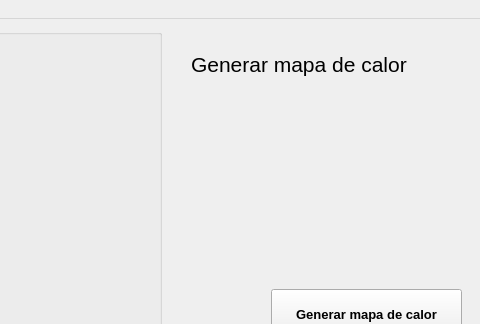
The window that main_window.ui (arodriguez1415/PF-SECRET) describes before a commit, drawn with Qt 5; both pictures show x 629 to 1109 and y 0 to 324 of the 1109 by 794 pixel window.
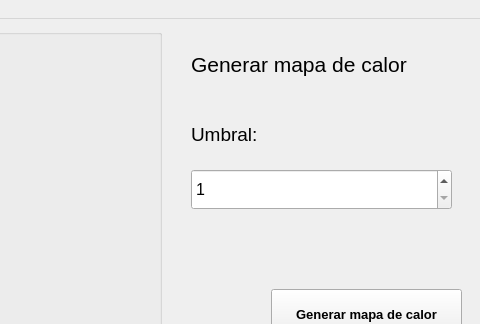
The same window after the commit.

Commit message: heat map metric front finalized

Diff of the .ui file:
```diff
--- a/main_window.ui
+++ b/main_window.ui
@@ -1447,6 +1447,45 @@
        <string>Generar mapa de calor</string>
       </property>
      </widget>
+     <widget class="QLabel" name="generate_heat_map_threshold_label">
+      <property name="geometry">
+       <rect>
+        <x>20</x>
+        <y>100</y>
+        <width>271</width>
+        <height>31</height>
+       </rect>
+      </property>
+      <property name="font">
+       <font>
+        <pointsize>14</pointsize>
+       </font>
+      </property>
+      <property name="text">
+       <string>Umbral:</string>
+      </property>
+     </widget>
+     <widget class="QSpinBox" name="generate_heat_map_threshold_input">
+      <property name="geometry">
+       <rect>
+        <x>20</x>
+        <y>150</y>
+        <width>261</width>
+        <height>41</height>
+       </rect>
+      </property>
+      <property name="font">
+       <font>
+        <pointsize>12</pointsize>
+       </font>
+      </property>
+      <property name="minimum">
+       <number>1</number>
+      </property>
+      <property name="maximum">
+       <number>255</number>
+      </property>
+     </widget>
     </widget>
     <widget class="QWidget" name="generate_movement_metrics_options">
      <widget class="QLabel" name="generate_movement_metrics_region_label">
```
The commit also changes 3 other files.
